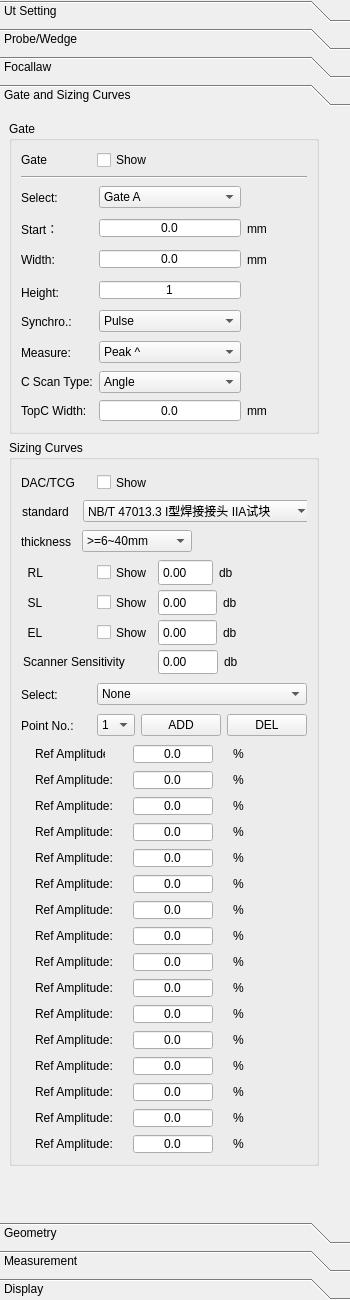
Qt form phascan_view/ui/DopplerGroupTab.ui (qinxingying/hello-word) before a commit.
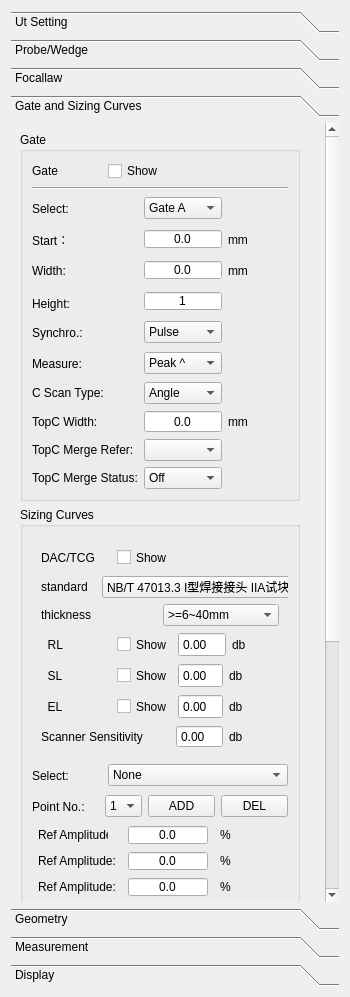
The same form after that commit. The open tabs and pages were chosen to show the change. Icons and pictures are not drawn. Custom widgets are drawn as their Qt base class.

```diff
--- a/phascan_view/ui/DopplerGroupTab.ui
+++ b/phascan_view/ui/DopplerGroupTab.ui
@@ -7,7 +7,7 @@
     <x>0</x>
     <y>0</y>
     <width>350</width>
-    <height>1300</height>
+    <height>997</height>
    </rect>
   </property>
   <property name="sizePolicy">
@@ -31,21 +31,6 @@
    <string>GroupTab</string>
   </property>
   <layout class="QVBoxLayout" name="verticalLayout_13">
-   <property name="spacing">
-    <number>0</number>
-   </property>
-   <property name="leftMargin">
-    <number>0</number>
-   </property>
-   <property name="topMargin">
-    <number>0</number>
-   </property>
-   <property name="rightMargin">
-    <number>0</number>
-   </property>
-   <property name="bottomMargin">
-    <number>0</number>
-   </property>
    <item>
     <widget class="QToolBox" name="toolBox">
      <property name="minimumSize">
@@ -64,7 +49,7 @@
       <enum>QFrame::NoFrame</enum>
      </property>
      <property name="currentIndex">
-      <number>1</number>
+      <number>3</number>
      </property>
      <property name="tabSpacing">
       <number>6</number>
@@ -74,8 +59,8 @@
        <rect>
         <x>0</x>
         <y>0</y>
-        <width>350</width>
-        <height>1090</height>
+        <width>332</width>
+        <height>769</height>
        </rect>
       </property>
       <property name="minimumSize">
@@ -1532,8 +1517,8 @@
        <rect>
         <x>0</x>
         <y>0</y>
-        <width>350</width>
-        <height>1090</height>
+        <width>318</width>
+        <height>786</height>
        </rect>
       </property>
       <attribute name="icon">
@@ -3090,8 +3075,8 @@
        <rect>
         <x>0</x>
         <y>0</y>
-        <width>350</width>
-        <height>1090</height>
+        <width>332</width>
+        <height>769</height>
        </rect>
       </property>
       <property name="minimumSize">
@@ -3142,8 +3127,8 @@
            <rect>
             <x>0</x>
             <y>0</y>
-            <width>341</width>
-            <height>1081</height>
+            <width>323</width>
+            <height>760</height>
            </rect>
           </property>
           <property name="minimumSize">
@@ -4924,15 +4909,21 @@
       <property name="geometry">
        <rect>
         <x>0</x>
-        <y>0</y>
-        <width>350</width>
-        <height>1090</height>
+        <y>-224</y>
+        <width>318</width>
+        <height>1160</height>
        </rect>
       </property>
       <property name="minimumSize">
        <size>
-        <width>0</width>
-        <height>0</height>
+        <width>300</width>
+        <height>1160</height>
+       </size>
+      </property>
+      <property name="maximumSize">
+       <size>
+        <width>330</width>
+        <height>16777215</height>
        </size>
       </property>
       <property name="toolTip">
@@ -4960,7 +4951,7 @@
          <property name="minimumSize">
           <size>
            <width>0</width>
-           <height>830</height>
+           <height>1160</height>
           </size>
          </property>
          <property name="frameShape">
@@ -4977,16 +4968,28 @@
            <rect>
             <x>0</x>
             <y>0</y>
-            <width>327</width>
-            <height>1073</height>
+            <width>309</width>
+            <height>1156</height>
            </rect>
           </property>
+          <property name="sizePolicy">
+           <sizepolicy hsizetype="Preferred" vsizetype="Fixed">
+            <horstretch>0</horstretch>
+            <verstretch>0</verstretch>
+           </sizepolicy>
+          </property>
           <property name="minimumSize">
            <size>
             <width>0</width>
             <height>0</height>
            </size>
           </property>
+          <property name="maximumSize">
+           <size>
+            <width>320</width>
+            <height>16777215</height>
+           </size>
+          </property>
           <layout class="QVBoxLayout" name="verticalLayout_21">
            <property name="leftMargin">
             <number>0</number>
@@ -4999,60 +5002,40 @@
            </property>
            <item>
             <widget class="QGroupBox" name="groupBox_3">
+             <property name="sizePolicy">
+              <sizepolicy hsizetype="Preferred" vsizetype="Preferred">
+               <horstretch>0</horstretch>
+               <verstretch>0</verstretch>
+              </sizepolicy>
+             </property>
              <property name="minimumSize">
               <size>
-               <width>290</width>
+               <width>0</width>
                <height>0</height>
               </size>
              </property>
              <property name="maximumSize">
               <size>
-               <width>310</width>
-               <height>16777215</height>
+               <width>280</width>
+               <height>380</height>
               </size>
              </property>
              <property name="title">
               <string>Gate</string>
              </property>
              <layout class="QGridLayout" name="gridLayout_27">
-              <item row="0" column="0">
-               <widget class="QLabel" name="LabelGate">
-                <property name="minimumSize">
-                 <size>
-                  <width>70</width>
-                  <height>0</height>
-                 </size>
-                </property>
-                <property name="maximumSize">
-                 <size>
-                  <width>70</width>
-                  <height>16777215</height>
-                 </size>
-                </property>
-                <property name="text">
-                 <string>Gate</string>
-                </property>
-               </widget>
-              </item>
-              <item row="0" column="1">
-               <widget class="QCheckBox" name="CheckGateShow">
-                <property name="text">
-                 <string>Show</string>
-                </property>
-               </widget>
-              </item>
-              <item row="1" column="0" colspan="2">
-               <widget class="Line" name="line_8">
-                <property name="orientation">
-                 <enum>Qt::Horizontal</enum>
-                </property>
-               </widget>
-              </item>
               <item row="2" column="0" colspan="2">
                <layout class="QGridLayout" name="gridLayout_13">
                 <property name="sizeConstraint">
                  <enum>QLayout::SetFixedSize</enum>
                 </property>
+                <item row="7" column="2">
+                 <widget class="QLabel" name="LabelTopcWidthUnit">
+                  <property name="text">
+                   <string>mm</string>
+                  </property>
+                 </widget>
+                </item>
                 <item row="6" column="1">
                  <widget class="QComboBox" name="ComCscanType">
                   <item>
@@ -5421,15 +5404,72 @@
                   </property>
                  </widget>
                 </item>
-                <item row="7" column="2">
-                 <widget class="QLabel" name="LabelTopcWidthUnit">
+                <item row="8" column="1">
+                 <widget class="QComboBox" name="ComTopCMergeRefer"/>
+                </item>
+                <item row="8" column="0">
+                 <widget class="QLabel" name="LabelTopcMergeRefer">
                   <property name="text">
-                   <string>mm</string>
+                   <string>TopC Merge Refer:</string>
                   </property>
                  </widget>
                 </item>
+                <item row="9" column="0">
+                 <widget class="QLabel" name="LabelTopcMergeStatus">
+                  <property name="text">
+                   <string>TopC Merge Status:</string>
+                  </property>
+                 </widget>
+                </item>
+                <item row="9" column="1">
+                 <widget class="QComboBox" name="ComTopcMergeStatus">
+                  <item>
+                   <property name="text">
+                    <string>Off</string>
+                   </property>
+                  </item>
+                  <item>
+                   <property name="text">
+                    <string>On</string>
+                   </property>
+                  </item>
+                 </widget>
+                </item>
                </layout>
               </item>
+              <item row="0" column="0">
+               <widget class="QLabel" name="LabelGate">
+                <property name="minimumSize">
+                 <size>
+                  <width>70</width>
+                  <height>0</height>
+                 </size>
+                </property>
+                <property name="maximumSize">
+                 <size>
+                  <width>70</width>
+                  <height>16777215</height>
+                 </size>
+                </property>
+                <property name="text">
+                 <string>Gate</string>
+                </property>
+               </widget>
+              </item>
+              <item row="0" column="1">
+               <widget class="QCheckBox" name="CheckGateShow">
+                <property name="text">
+                 <string>Show</string>
+                </property>
+               </widget>
+              </item>
+              <item row="1" column="0" colspan="2">
+               <widget class="Line" name="line_8">
+                <property name="orientation">
+                 <enum>Qt::Horizontal</enum>
+                </property>
+               </widget>
+              </item>
              </layout>
             </widget>
            </item>
@@ -5437,14 +5477,14 @@
             <widget class="QGroupBox" name="groupBox_curves">
              <property name="minimumSize">
               <size>
-               <width>290</width>
+               <width>0</width>
                <height>0</height>
               </size>
              </property>
              <property name="maximumSize">
               <size>
-               <width>310</width>
-               <height>16777215</height>
+               <width>280</width>
+               <height>780</height>
               </size>
              </property>
              <property name="title">
@@ -5462,112 +5502,8 @@
                 <property name="focusPolicy">
                  <enum>Qt::WheelFocus</enum>
                 </property>
-                <widget class="QWidget" name="layoutWidget">
-                 <property name="geometry">
-                  <rect>
-                   <x>0</x>
-                   <y>150</y>
-                   <width>261</width>
-                   <height>27</height>
-                  </rect>
-                 </property>
-                 <layout class="QHBoxLayout" name="horizontalLayout_15">
+                <layout class="QVBoxLayout" name="verticalLayout">
                   <item>
-                   <widget class="QLabel" name="LabelEL">
-                    <property name="sizePolicy">
-                     <sizepolicy hsizetype="Preferred" vsizetype="Preferred">
-                      <horstretch>0</horstretch>
-                      <verstretch>0</verstretch>
-                     </sizepolicy>
-                    </property>
-                    <property name="minimumSize">
-                     <size>
-                      <width>70</width>
-                      <height>25</height>
-                     </size>
-                    </property>
-                    <property name="maximumSize">
-                     <size>
-                      <width>70</width>
-                      <height>16777215</height>
-                     </size>
-                    </property>
-                    <property name="text">
-                     <string>  EL</string>
-                    </property>
-                   </widget>
-                  </item>
-                  <item>
-                   <widget class="QCheckBox" name="CheckELShow">
-                    <property name="sizePolicy">
-                     <sizepolicy hsizetype="Preferred" vsizetype="Preferred">
-                      <horstretch>0</horstretch>
-                      <verstretch>0</verstretch>
-                     </sizepolicy>
-                    </property>
-                    <property name="maximumSize">
-                     <size>
-                      <width>55</width>
-                      <height>16777215</height>
-                     </size>
-                    </property>
-                    <property name="text">
-                     <string>Show</string>
-                    </property>
-                   </widget>
-                  </item>
-                  <item>
-                   <widget class="QDoubleSpinBox" name="ValueEL">
-                    <property name="sizePolicy">
-                     <sizepolicy hsizetype="Preferred" vsizetype="Preferred">
-                      <horstretch>0</horstretch>
-                      <verstretch>0</verstretch>
-                     </sizepolicy>
-                    </property>
-                    <property name="mouseTracking">
-                     <bool>false</bool>
-                    </property>
-                    <property name="focusPolicy">
-                     <enum>Qt::WheelFocus</enum>
-                    </property>
-                    <property name="contextMenuPolicy">
-                     <enum>Qt::DefaultContextMenu</enum>
-                    </property>
-                    <property name="buttonSymbols">
-                     <enum>QAbstractSpinBox::NoButtons</enum>
-                    </property>
-                    <property name="minimum">
-                     <double>-20.000000000000000</double>
-                    </property>
-                    <property name="maximum">
-                     <double>20.000000000000000</double>
-                    </property>
-                   </widget>
-                  </item>
-                  <item>
-                   <widget class="QLabel" name="label_30">
-                    <property name="minimumSize">
-                     <size>
-                      <width>50</width>
-                      <height>0</height>
-                     </size>
-                    </property>
-                    <property name="text">
-                     <string>db</string>
-                    </property>
-                   </widget>
-                  </item>
-                 </layout>
-                </widget>
-                <widget class="QWidget" name="layoutWidget">
-                 <property name="geometry">
-                  <rect>
-                   <x>0</x>
-                   <y>0</y>
-                   <width>134</width>
-                   <height>27</height>
-                  </rect>
-                 </property>
                  <layout class="QHBoxLayout" name="horizontalLayout_10">
                   <item>
                    <widget class="QLabel" name="LabelDACTCG">
@@ -5602,204 +5538,8 @@
                    </widget>
                   </item>
                  </layout>
-                </widget>
-                <widget class="QWidget" name="layoutWidget">
-                 <property name="geometry">
-                  <rect>
-                   <x>0</x>
-                   <y>90</y>
-                   <width>252</width>
-                   <height>27</height>
-                  </rect>
-                 </property>
-                 <layout class="QHBoxLayout" name="horizontalLayout_6">
-                  <item>
-                   <widget class="QLabel" name="LabelRL">
-                    <property name="sizePolicy">
-                     <sizepolicy hsizetype="Preferred" vsizetype="Preferred">
-                      <horstretch>0</horstretch>
-                      <verstretch>0</verstretch>
-                     </sizepolicy>
-                    </property>
-                    <property name="minimumSize">
-                     <size>
-                      <width>70</width>
-                      <height>25</height>
-                     </size>
-                    </property>
-                    <property name="maximumSize">
-                     <size>
-                      <width>70</width>
-                      <height>16777215</height>
-                     </size>
-                    </property>
-                    <property name="text">
-                     <string>  RL</string>
-                    </property>
-                   </widget>
                   </item>
                   <item>
-                   <widget class="QCheckBox" name="CheckRLShow">
-                    <property name="sizePolicy">
-                     <sizepolicy hsizetype="Preferred" vsizetype="Preferred">
-                      <horstretch>0</horstretch>
-                      <verstretch>0</verstretch>
-                     </sizepolicy>
-                    </property>
-                    <property name="maximumSize">
-                     <size>
-                      <width>55</width>
-                      <height>16777215</height>
-                     </size>
-                    </property>
-                    <property name="text">
-                     <string>Show</string>
-                    </property>
-                   </widget>
-                  </item>
-                  <item>
-                   <widget class="QDoubleSpinBox" name="ValueRL">
-                    <property name="sizePolicy">
-                     <sizepolicy hsizetype="Preferred" vsizetype="Preferred">
-                      <horstretch>0</horstretch>
-                      <verstretch>0</verstretch>
-                     </sizepolicy>
-                    </property>
-                    <property name="mouseTracking">
-                     <bool>false</bool>
-                    </property>
-                    <property name="focusPolicy">
-                     <enum>Qt::WheelFocus</enum>
-                    </property>
-                    <property name="contextMenuPolicy">
-                     <enum>Qt::DefaultContextMenu</enum>
-                    </property>
-                    <property name="buttonSymbols">
-                     <enum>QAbstractSpinBox::NoButtons</enum>
-                    </property>
-                    <property name="minimum">
-                     <double>-20.000000000000000</double>
-                    </property>
-                    <property name="maximum">
-                     <double>20.000000000000000</double>
-                    </property>
-                   </widget>
-                  </item>
-                  <item>
-                   <widget class="QLabel" name="label_26">
-                    <property name="text">
-                     <string>db</string>
-                    </property>
-                   </widget>
-                  </item>
-                 </layout>
-                </widget>
-                <widget class="QWidget" name="layoutWidget">
-                 <property name="geometry">
-                  <rect>
-                   <x>0</x>
-                   <y>120</y>
-                   <width>261</width>
-                   <height>27</height>
-                  </rect>
-                 </property>
-                 <layout class="QHBoxLayout" name="horizontalLayout_13">
-                  <item>
-                   <widget class="QLabel" name="LabelSL">
-                    <property name="sizePolicy">
-                     <sizepolicy hsizetype="Preferred" vsizetype="Preferred">
-                      <horstretch>0</horstretch>
-                      <verstretch>0</verstretch>
-                     </sizepolicy>
-                    </property>
-                    <property name="minimumSize">
-                     <size>
-                      <width>70</width>
-                      <height>25</height>
-                     </size>
-                    </property>
-                    <property name="maximumSize">
-                     <size>
-                      <width>70</width>
-                      <height>16777215</height>
-                     </size>
-                    </property>
-                    <property name="text">
-                     <string>  SL</string>
-                    </property>
-                   </widget>
-                  </item>
-                  <item>
-                   <widget class="QCheckBox" name="CheckSLShow">
-                    <property name="sizePolicy">
-                     <sizepolicy hsizetype="Preferred" vsizetype="Preferred">
-                      <horstretch>0</horstretch>
-                      <verstretch>0</verstretch>
-                     </sizepolicy>
-                    </property>
-                    <property name="maximumSize">
-                     <size>
-                      <width>55</width>
-                      <height>16777215</height>
-                     </size>
-                    </property>
-                    <property name="text">
-                     <string>Show</string>
-                    </property>
-                   </widget>
-                  </item>
-                  <item>
-                   <widget class="QDoubleSpinBox" name="ValueSL">
-                    <property name="sizePolicy">
-                     <sizepolicy hsizetype="Preferred" vsizetype="Preferred">
-                      <horstretch>0</horstretch>
-                      <verstretch>0</verstretch>
-                     </sizepolicy>
-                    </property>
-                    <property name="mouseTracking">
-                     <bool>false</bool>
-                    </property>
-                    <property name="focusPolicy">
-                     <enum>Qt::WheelFocus</enum>
-                    </property>
-                    <property name="contextMenuPolicy">
-                     <enum>Qt::DefaultContextMenu</enum>
-                    </property>
-                    <property name="buttonSymbols">
-                     <enum>QAbstractSpinBox::NoButtons</enum>
-                    </property>
-                    <property name="minimum">
-                     <double>-20.000000000000000</double>
-                    </property>
-                    <property name="maximum">
-                     <double>20.000000000000000</double>
-                    </property>
-                   </widget>
-                  </item>
-                  <item>
-                   <widget class="QLabel" name="label_28">
-                    <property name="minimumSize">
-                     <size>
-                      <width>50</width>
-                      <height>0</height>
-                     </size>
-                    </property>
-                    <property name="text">
-                     <string>db</string>
-                    </property>
-                   </widget>
-                  </item>
-                 </layout>
-                </widget>
-                <widget class="QWidget" name="layoutWidget">
-                 <property name="geometry">
-                  <rect>
-                   <x>1</x>
-                   <y>30</y>
-                   <width>293</width>
-                   <height>25</height>
-                  </rect>
-                 </property>
                  <layout class="QHBoxLayout" name="horizontalLayout_18">
                   <item>
                    <widget class="QLabel" name="LabelRL_2">
@@ -5878,16 +5618,8 @@
                    </widget>
                   </item>
                  </layout>
-                </widget>
-                <widget class="QWidget" name="layoutWidget">
-                 <property name="geometry">
-                  <rect>
-                   <x>0</x>
-                   <y>60</y>
-                   <width>173</width>
-                   <height>25</height>
-                  </rect>
-                 </property>
+                 </item>
+                 <item>
                  <layout class="QHBoxLayout" name="horizontalLayout_19">
                   <item>
                    <widget class="QLabel" name="LabelRL_3">
@@ -5899,13 +5631,13 @@
                     </property>
                     <property name="minimumSize">
                      <size>
-                      <width>55</width>
+                       <width>70</width>
                       <height>21</height>
                      </size>
                     </property>
                     <property name="maximumSize">
                      <size>
-                      <width>55</width>
+                       <width>111111</width>
                       <height>21</height>
                      </size>
                     </property>
@@ -5924,7 +5656,7 @@
                     </property>
                     <property name="maximumSize">
                      <size>
-                      <width>110</width>
+                       <width>111111</width>
                       <height>16777215</height>
                      </size>
                     </property>
@@ -5946,16 +5678,269 @@
                    </widget>
                   </item>
                  </layout>
-                </widget>
-                <widget class="QWidget" name="layoutWidget">
-                 <property name="geometry">
-                  <rect>
-                   <x>2</x>
-                   <y>180</y>
-                   <width>261</width>
-                   <height>26</height>
-                  </rect>
-                 </property>
+                 </item>
+                 <item>
+                  <layout class="QHBoxLayout" name="horizontalLayout_6">
+                   <item>
+                    <widget class="QLabel" name="LabelRL">
+                     <property name="sizePolicy">
+                      <sizepolicy hsizetype="Preferred" vsizetype="Preferred">
+                       <horstretch>0</horstretch>
+                       <verstretch>0</verstretch>
+                      </sizepolicy>
+                     </property>
+                     <property name="minimumSize">
+                      <size>
+                       <width>70</width>
+                       <height>25</height>
+                      </size>
+                     </property>
+                     <property name="maximumSize">
+                      <size>
+                       <width>70</width>
+                       <height>16777215</height>
+                      </size>
+                     </property>
+                     <property name="text">
+                      <string>  RL</string>
+                     </property>
+                    </widget>
+                   </item>
+                   <item>
+                    <widget class="QCheckBox" name="CheckRLShow">
+                     <property name="sizePolicy">
+                      <sizepolicy hsizetype="Preferred" vsizetype="Preferred">
+                       <horstretch>0</horstretch>
+                       <verstretch>0</verstretch>
+                      </sizepolicy>
+                     </property>
+                     <property name="maximumSize">
+                      <size>
+                       <width>55</width>
+                       <height>16777215</height>
+                      </size>
+                     </property>
+                     <property name="text">
+                      <string>Show</string>
+                     </property>
+                    </widget>
+                   </item>
+                   <item>
+                    <widget class="QDoubleSpinBox" name="ValueRL">
+                     <property name="sizePolicy">
+                      <sizepolicy hsizetype="Preferred" vsizetype="Preferred">
+                       <horstretch>0</horstretch>
+                       <verstretch>0</verstretch>
+                      </sizepolicy>
+                     </property>
+                     <property name="mouseTracking">
+                      <bool>false</bool>
+                     </property>
+                     <property name="focusPolicy">
+                      <enum>Qt::WheelFocus</enum>
+                     </property>
+                     <property name="contextMenuPolicy">
+                      <enum>Qt::DefaultContextMenu</enum>
+                     </property>
+                     <property name="buttonSymbols">
+                      <enum>QAbstractSpinBox::NoButtons</enum>
+                     </property>
+                     <property name="minimum">
+                      <double>-20.000000000000000</double>
+                     </property>
+                     <property name="maximum">
+                      <double>20.000000000000000</double>
+                     </property>
+                    </widget>
+                   </item>
+                   <item>
+                    <widget class="QLabel" name="label_26">
+                     <property name="text">
+                      <string>db</string>
+                     </property>
+                    </widget>
+                   </item>
+                  </layout>
+                 </item>
+                 <item>
+                  <layout class="QHBoxLayout" name="horizontalLayout_13">
+                   <item>
+                    <widget class="QLabel" name="LabelSL">
+                     <property name="sizePolicy">
+                      <sizepolicy hsizetype="Preferred" vsizetype="Preferred">
+                       <horstretch>0</horstretch>
+                       <verstretch>0</verstretch>
+                      </sizepolicy>
+                     </property>
+                     <property name="minimumSize">
+                      <size>
+                       <width>70</width>
+                       <height>25</height>
+                      </size>
+                     </property>
+                     <property name="maximumSize">
+                      <size>
+                       <width>70</width>
+                       <height>16777215</height>
+                      </size>
+                     </property>
+                     <property name="text">
+                      <string>  SL</string>
+                     </property>
+                    </widget>
+                   </item>
+                   <item>
+                    <widget class="QCheckBox" name="CheckSLShow">
+                     <property name="sizePolicy">
+                      <sizepolicy hsizetype="Preferred" vsizetype="Preferred">
+                       <horstretch>0</horstretch>
+                       <verstretch>0</verstretch>
+                      </sizepolicy>
+                     </property>
+                     <property name="maximumSize">
+                      <size>
+                       <width>55</width>
+                       <height>16777215</height>
+                      </size>
+                     </property>
+                     <property name="text">
+                      <string>Show</string>
+                     </property>
+                    </widget>
+                   </item>
+                   <item>
+                    <widget class="QDoubleSpinBox" name="ValueSL">
+                     <property name="sizePolicy">
+                      <sizepolicy hsizetype="Preferred" vsizetype="Preferred">
+                       <horstretch>0</horstretch>
+                       <verstretch>0</verstretch>
+                      </sizepolicy>
+                     </property>
+                     <property name="mouseTracking">
+                      <bool>false</bool>
+                     </property>
+                     <property name="focusPolicy">
+                      <enum>Qt::WheelFocus</enum>
+                     </property>
+                     <property name="contextMenuPolicy">
+                      <enum>Qt::DefaultContextMenu</enum>
+                     </property>
+                     <property name="buttonSymbols">
+                      <enum>QAbstractSpinBox::NoButtons</enum>
+                     </property>
+                     <property name="minimum">
+                      <double>-20.000000000000000</double>
+                     </property>
+                     <property name="maximum">
+                      <double>20.000000000000000</double>
+                     </property>
+                    </widget>
+                   </item>
+                   <item>
+                    <widget class="QLabel" name="label_28">
+                     <property name="minimumSize">
+                      <size>
+                       <width>50</width>
+                       <height>0</height>
+                      </size>
+                     </property>
+                     <property name="text">
+                      <string>db</string>
+                     </property>
+                    </widget>
+                   </item>
+                  </layout>
+                 </item>
+                 <item>
+                  <layout class="QHBoxLayout" name="horizontalLayout_15">
+                   <item>
+                    <widget class="QLabel" name="LabelEL">
+                     <property name="sizePolicy">
+                      <sizepolicy hsizetype="Preferred" vsizetype="Preferred">
+                       <horstretch>0</horstretch>
+                       <verstretch>0</verstretch>
+                      </sizepolicy>
+                     </property>
+                     <property name="minimumSize">
+                      <size>
+                       <width>70</width>
+                       <height>25</height>
+                      </size>
+                     </property>
+                     <property name="maximumSize">
+                      <size>
+                       <width>70</width>
+                       <height>16777215</height>
+                      </size>
+                     </property>
+                     <property name="text">
+                      <string>  EL</string>
+                     </property>
+                    </widget>
+                   </item>
+                   <item>
+                    <widget class="QCheckBox" name="CheckELShow">
+                     <property name="sizePolicy">
+                      <sizepolicy hsizetype="Preferred" vsizetype="Preferred">
+                       <horstretch>0</horstretch>
+                       <verstretch>0</verstretch>
+                      </sizepolicy>
+                     </property>
+                     <property name="maximumSize">
+                      <size>
+                       <width>55</width>
+                       <height>16777215</height>
+                      </size>
+                     </property>
+                     <property name="text">
+                      <string>Show</string>
+                     </property>
+                    </widget>
+                   </item>
+                   <item>
+                    <widget class="QDoubleSpinBox" name="ValueEL">
+                     <property name="sizePolicy">
+                      <sizepolicy hsizetype="Preferred" vsizetype="Preferred">
+                       <horstretch>0</horstretch>
+                       <verstretch>0</verstretch>
+                      </sizepolicy>
+                     </property>
+                     <property name="mouseTracking">
+                      <bool>false</bool>
+                     </property>
+                     <property name="focusPolicy">
+                      <enum>Qt::WheelFocus</enum>
+                     </property>
+                     <property name="contextMenuPolicy">
+                      <enum>Qt::DefaultContextMenu</enum>
+                     </property>
+                     <property name="buttonSymbols">
+                      <enum>QAbstractSpinBox::NoButtons</enum>
+                     </property>
+                     <property name="minimum">
+                      <double>-20.000000000000000</double>
+                     </property>
+                     <property name="maximum">
+                      <double>20.000000000000000</double>
+                     </property>
+                    </widget>
+                   </item>
+                   <item>
+                    <widget class="QLabel" name="label_30">
+                     <property name="minimumSize">
+                      <size>
+                       <width>50</width>
+                       <height>0</height>
+                      </size>
+                     </property>
+                     <property name="text">
+                      <string>db</string>
+                     </property>
+                    </widget>
+                   </item>
+                  </layout>
+                 </item>
+                 <item>
                  <layout class="QHBoxLayout" name="horizontalLayout_17">
                   <item>
                    <widget class="QLabel" name="LabelScannerSensitivity">
@@ -6006,7 +5991,8 @@
                    </widget>
                   </item>
                  </layout>
-                </widget>
+                 </item>
+                </layout>
                </widget>
               </item>
               <item>
@@ -6978,19 +6964,6 @@
              </layout>
             </widget>
            </item>
-           <item>
-            <spacer name="verticalSpacer">
-             <property name="orientation">
-              <enum>Qt::Vertical</enum>
-             </property>
-             <property name="sizeHint" stdset="0">
-              <size>
-               <width>20</width>
-               <height>40</height>
-              </size>
-             </property>
-            </spacer>
-           </item>
           </layout>
          </widget>
         </widget>
@@ -7001,9 +6974,9 @@
       <property name="geometry">
        <rect>
         <x>0</x>
-        <y>0</y>
-        <width>330</width>
-        <height>1090</height>
+        <y>-1</y>
+        <width>318</width>
+        <height>770</height>
        </rect>
       </property>
       <property name="minimumSize">
@@ -7072,8 +7045,8 @@
            <rect>
             <x>0</x>
             <y>0</y>
-            <width>320</width>
-            <height>1090</height>
+            <width>312</width>
+            <height>821</height>
            </rect>
           </property>
           <property name="minimumSize">
@@ -8012,8 +7985,8 @@
        <rect>
         <x>0</x>
         <y>0</y>
-        <width>350</width>
-        <height>1090</height>
+        <width>318</width>
+        <height>850</height>
        </rect>
       </property>
       <attribute name="icon">
@@ -8058,8 +8031,8 @@
            <rect>
             <x>0</x>
             <y>0</y>
-            <width>350</width>
-            <height>1090</height>
+            <width>318</width>
+            <height>850</height>
            </rect>
           </property>
           <property name="minimumSize">
@@ -9380,7 +9353,7 @@
         <x>0</x>
         <y>0</y>
         <width>330</width>
-        <height>800</height>
+        <height>769</height>
        </rect>
       </property>
       <property name="sizePolicy">
@@ -9444,7 +9417,7 @@
             <x>0</x>
             <y>0</y>
             <width>330</width>
-            <height>800</height>
+            <height>769</height>
            </rect>
           </property>
           <property name="minimumSize">
```
Lines whose indentation alone changed are shown as unchanged.
